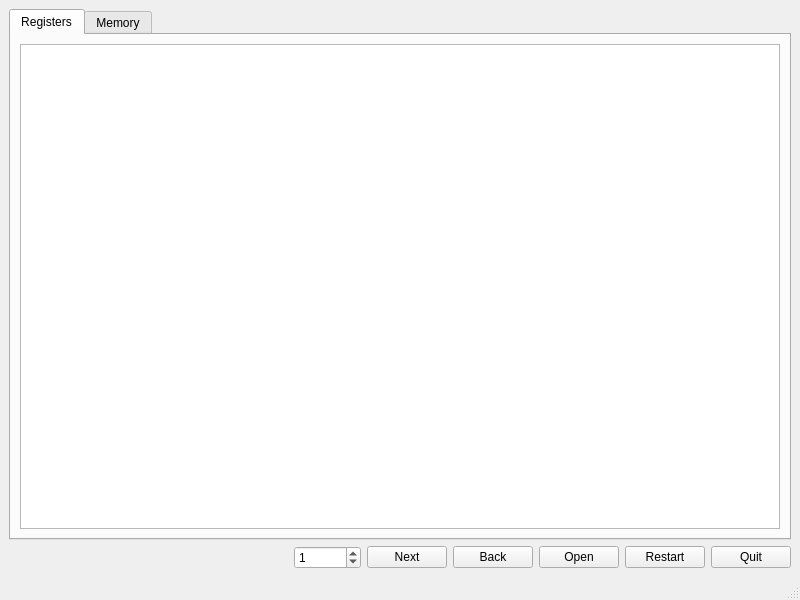
First picture: the form in mainwindow.ui, repository junps/mips_simulator_gui, before the edit.
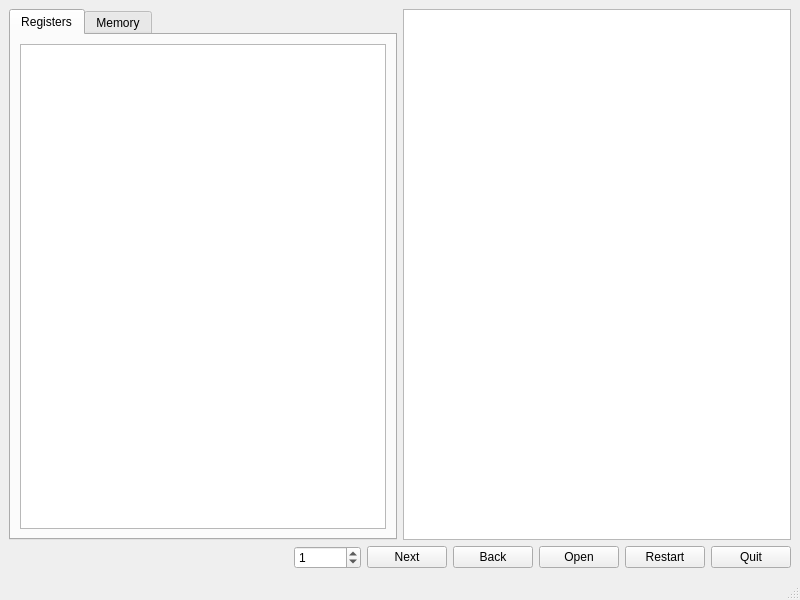
Second picture: the form after the edit.

Diff of the .ui file:
```diff
--- a/mainwindow.ui
+++ b/mainwindow.ui
@@ -18,6 +18,8 @@
     <item>
      <layout class="QVBoxLayout" name="verticalLayout">
       <item>
+       <layout class="QHBoxLayout" name="horizontalLayout">
+        <item>
        <widget class="QTabWidget" name="tabWidget">
         <property name="currentIndex">
          <number>0</number>
@@ -45,7 +47,12 @@
        </widget>
       </item>
       <item>
-       <layout class="QHBoxLayout" name="horizontalLayout">
+         <widget class="QListWidget" name="listWidget_Code"/>
+        </item>
+       </layout>
+      </item>
+      <item>
+       <layout class="QHBoxLayout" name="horizontalLayout_2">
         <item>
          <spacer name="horizontalSpacer">
           <property name="orientation">
```
Left out of the diff: 8 changed lines with no effect on the pictures. Lines whose indentation alone changed are shown as unchanged.
